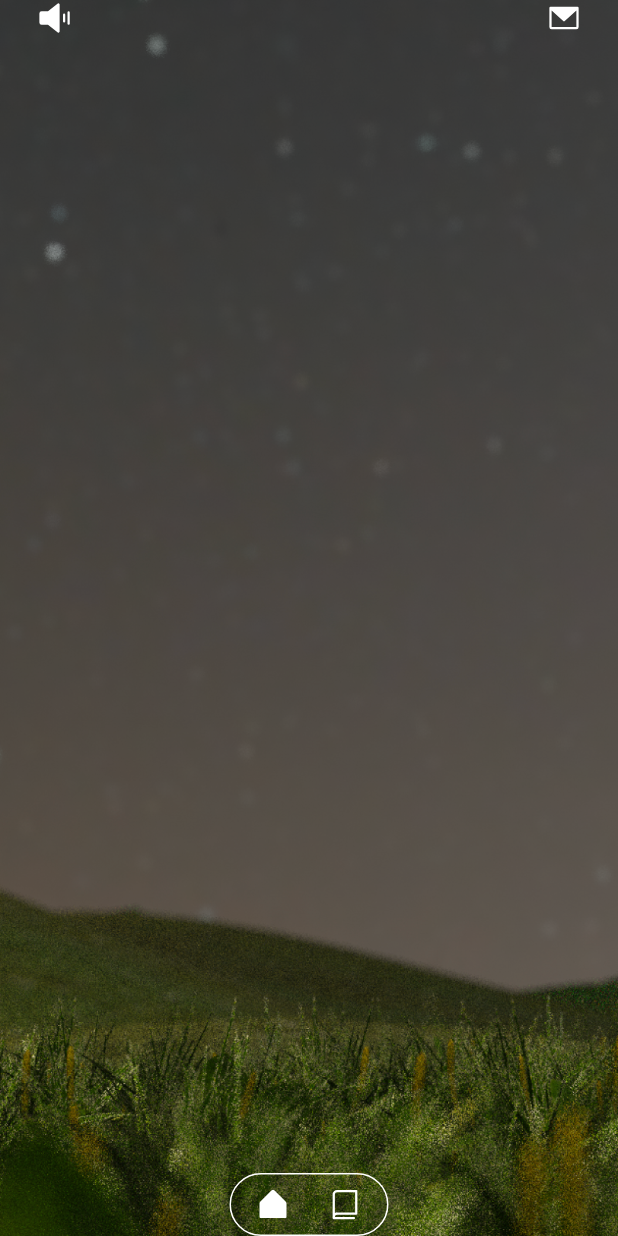
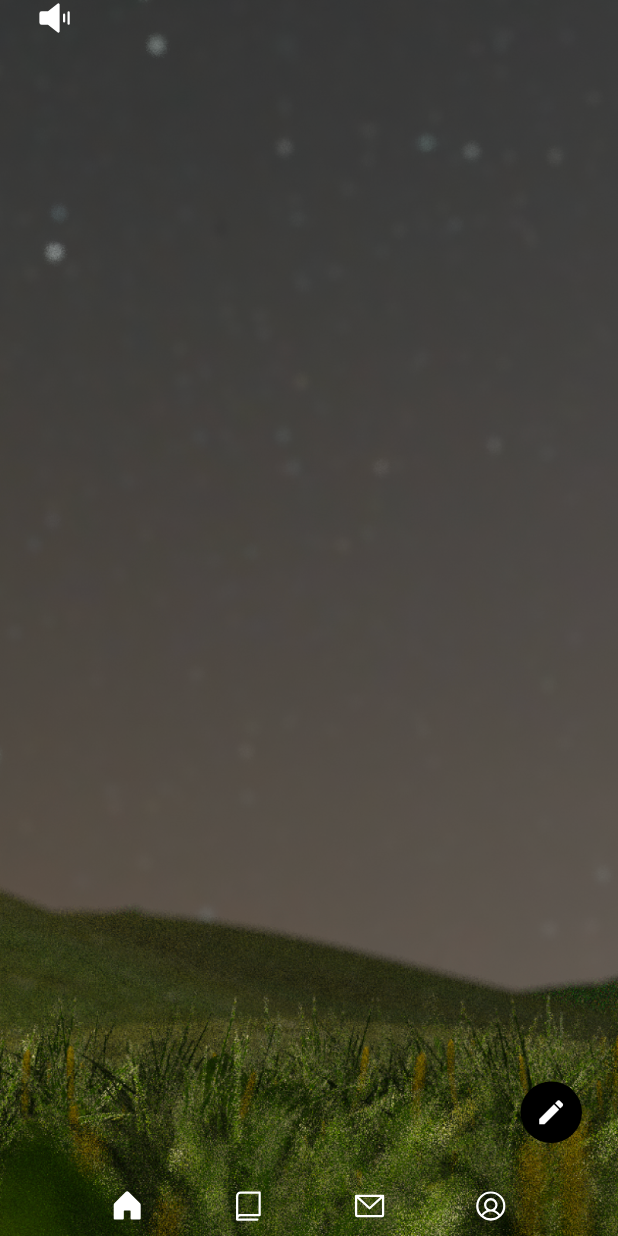
Before and after one commit to Nein-to-Sick/bandi_official, a Flutter app: the screen it shows after launch, on a phone screen of 412 x 824 dp. Run offline on Flutter 3.47's test engine with Material 3 defaults, Android fonts, the light colour scheme and no system bars; our stand-ins replace firebase_core, flutter_dotenv, phosphor_flutter; accounts and stored records are empty.

Commit message:
[Update] 네비게이션바 디자인 변경

```diff
--- a/lib/components/noreuse/homeTopBar.dart
+++ /dev/null
@@ -1,18 +0,0 @@
-import 'package:flutter/material.dart';
-import 'package:phosphor_flutter/phosphor_flutter.dart';
-
-Widget homeTopBar() {
-  return Padding(
-    padding: const EdgeInsets.symmetric(horizontal: 24.0),
-    child: Row(
-        mainAxisAlignment: MainAxisAlignment.spaceBetween,
-        children: [
-          PhosphorIcon(PhosphorIcons.speakerSimpleHigh(
-              PhosphorIconsStyle.fill),
-            color: Colors.white,),
-          PhosphorIcon(PhosphorIcons.envelopeSimple(
-              PhosphorIconsStyle.fill),
-            color: Colors.white,)
-        ]),
-  );
-}
--- /dev/null
+++ b/lib/components/noreuse/home_top_bar.dart
@@ -0,0 +1,28 @@
+import 'package:flutter/material.dart';
+import 'package:phosphor_flutter/phosphor_flutter.dart';
+
+Widget homeTopBar() {
+  return Padding(
+    padding: const EdgeInsets.symmetric(horizontal: 24.0),
+    child: Column(
+      crossAxisAlignment: CrossAxisAlignment.start,
+      mainAxisAlignment: MainAxisAlignment.spaceBetween,
+        children: [
+          PhosphorIcon(PhosphorIcons.speakerSimpleHigh(
+              PhosphorIconsStyle.fill),
+            color: Colors.white,),
+          const Padding(
+            padding: EdgeInsets.only(bottom: 62.0),
+            child: Row(
+              mainAxisAlignment: MainAxisAlignment.end,
+              children: [
+                CircleAvatar(
+                  radius: 20.5,
+                  child: Icon(Icons.create, size: 21,),
+                ),
+              ],
+            ),
+          )
+        ]),
+  );
+}
--- /dev/null
+++ b/lib/components/noreuse/navigation_bar.dart
@@ -0,0 +1,68 @@
+import 'package:flutter/material.dart';
+import 'package:phosphor_flutter/phosphor_flutter.dart';
+import 'package:provider/provider.dart';
+
+import '../../controller/navigation_toggle_provider.dart';
+
+Widget navigationBar(BuildContext context) {
+  final navigationToggleProvider = Provider.of<NavigationToggleProvider>(context);
+
+  return Center(
+    child: Padding(
+      padding: const EdgeInsets.symmetric(vertical: 8, horizontal: 16),
+      child: Row(
+        mainAxisAlignment: MainAxisAlignment.spaceEvenly,
+        children: [
+          GestureDetector(
+            onTap: () {
+              navigationToggleProvider.selectIndex(0);
+            },
+            child: PhosphorIcon(
+              navigationToggleProvider.selectedIndex == 0
+                  ? PhosphorIcons.house(PhosphorIconsStyle.fill)
+                  : PhosphorIcons.house(PhosphorIconsStyle.regular),
+              color: Colors.white,
+              size: 24,
+            ),
+          ),
+          GestureDetector(
+            onTap: () {
+              navigationToggleProvider.selectIndex(1);
+            },
+            child: PhosphorIcon(
+              navigationToggleProvider.selectedIndex == 1
+                  ? PhosphorIcons.book(PhosphorIconsStyle.fill)
+                  : PhosphorIcons.book(PhosphorIconsStyle.regular),
+              color: Colors.white,
+              size: 24,
+            ),
+          ),
+          GestureDetector(
+            onTap: () {
+              navigationToggleProvider.selectIndex(2);
+            },
+            child: PhosphorIcon(
+              navigationToggleProvider.selectedIndex == 2
+                  ? PhosphorIcons.envelopeSimple(PhosphorIconsStyle.fill)
+                  : PhosphorIcons.envelopeSimple(PhosphorIconsStyle.regular),
+              color: Colors.white,
+              size: 24,
+            ),
+          ),
+          GestureDetector(
+            onTap: () {
+              navigationToggleProvider.selectIndex(3);
+            },
+            child: PhosphorIcon(
+              navigationToggleProvider.selectedIndex == 3
+                  ? PhosphorIcons.userCircle(PhosphorIconsStyle.fill)
+                  : PhosphorIcons.userCircle(PhosphorIconsStyle.regular),
+              color: Colors.white,
+              size: 24,
+            ),
+          ),
+        ],
+      ),
+    ),
+  );
+}
--- a/lib/components/noreuse/navigationbar.dart
+++ /dev/null
@@ -1,49 +0,0 @@
-import 'package:flutter/material.dart';
-import 'package:phosphor_flutter/phosphor_flutter.dart';
-import 'package:provider/provider.dart';
-
-import '../../controller/navigationToggleProvider.dart';
-
-Widget navigationBar(BuildContext context) {
-  final navigationToggleProvider = Provider.of<NavigationToggleProvider>(context);
-
-  return Center(
-    child: Container(
-      decoration: BoxDecoration(
-        border: Border.all(width: 1, color: Colors.white),
-        borderRadius: BorderRadius.circular(30),
-      ),
-      child: Padding(
-        padding: const EdgeInsets.symmetric(vertical: 8, horizontal: 16),
-        child: Row(
-          mainAxisSize: MainAxisSize.min,
-          children: [
-            GestureDetector(
-              onTap: () {
-                navigationToggleProvider.selectIndex(0);
-              },
-              child: PhosphorIcon(
-                navigationToggleProvider.selectedIndex == 0
-                    ? PhosphorIcons.houseSimple(PhosphorIconsStyle.fill)
-                    : PhosphorIcons.houseSimple(PhosphorIconsStyle.regular),
-                color: Colors.white,
-              ),
-            ),
-            const SizedBox(width: 24),
-            GestureDetector(
-              onTap: () {
-                navigationToggleProvider.selectIndex(1);
-              },
-              child: PhosphorIcon(
-                navigationToggleProvider.selectedIndex == 1
-                    ? PhosphorIcons.book(PhosphorIconsStyle.fill)
-                    : PhosphorIcons.book(PhosphorIconsStyle.regular),
-                color: Colors.white,
-              ),
-            ),
-          ],
-        ),
-      ),
-    ),
-  );
-}
--- a/lib/main.dart
+++ b/lib/main.dart
@@ -5,7 +5,7 @@ import 'package:firebase_core/firebase_core.dart';
 import 'package:flutter/services.dart';
 import 'package:flutter_dotenv/flutter_dotenv.dart';
 import 'package:provider/provider.dart';
-import 'controller/navigationToggleProvider.dart';
+import 'controller/navigation_toggle_provider.dart';
 import 'firebase_options.dart';
 import 'package:flutter/material.dart';
 
--- a/lib/view/homePage.dart
+++ b/lib/view/home_view.dart
@@ -1,6 +1,6 @@
 import 'package:flutter/material.dart';
 
-import '../components/noreuse/homeTopBar.dart';
+import '../components/noreuse/home_top_bar.dart';
 
 class HomePage extends StatelessWidget {
   const HomePage({Key? key}) : super(key: key);
```
Also changed, not shown: lib/view/navigation.dart (+4 -4 lines), lib/controller/navigation_toggle_provider.dart (renamed from lib/controller/navigationToggleProvider.dart), lib/view/list_view.dart (renamed from lib/view/listPage.dart), 1 other file.
